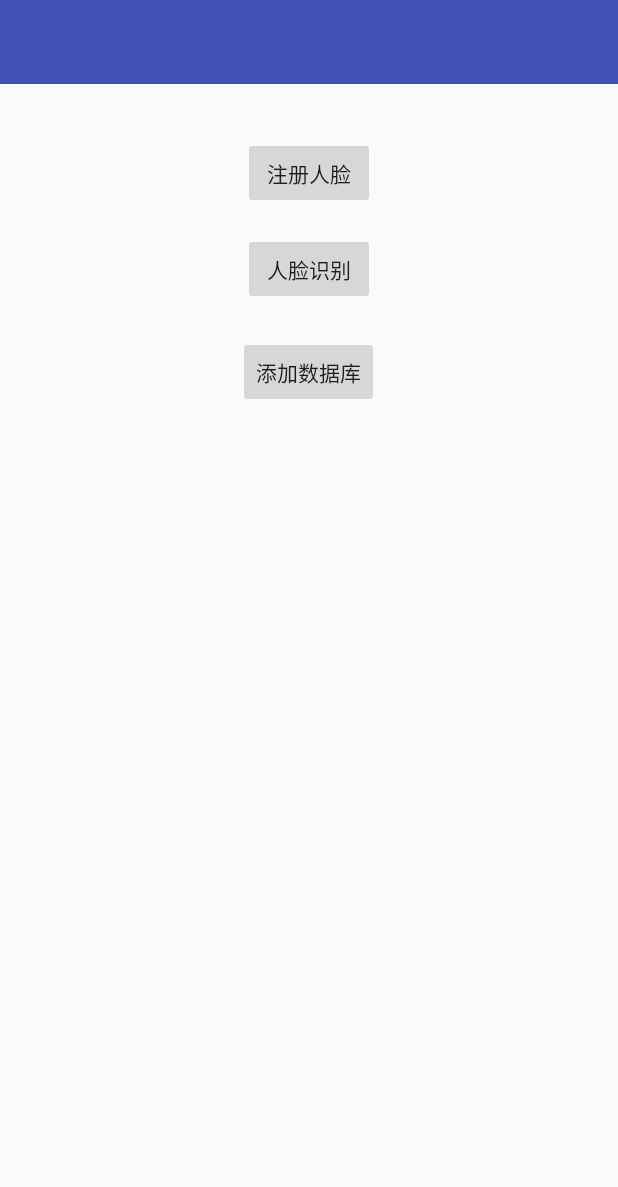
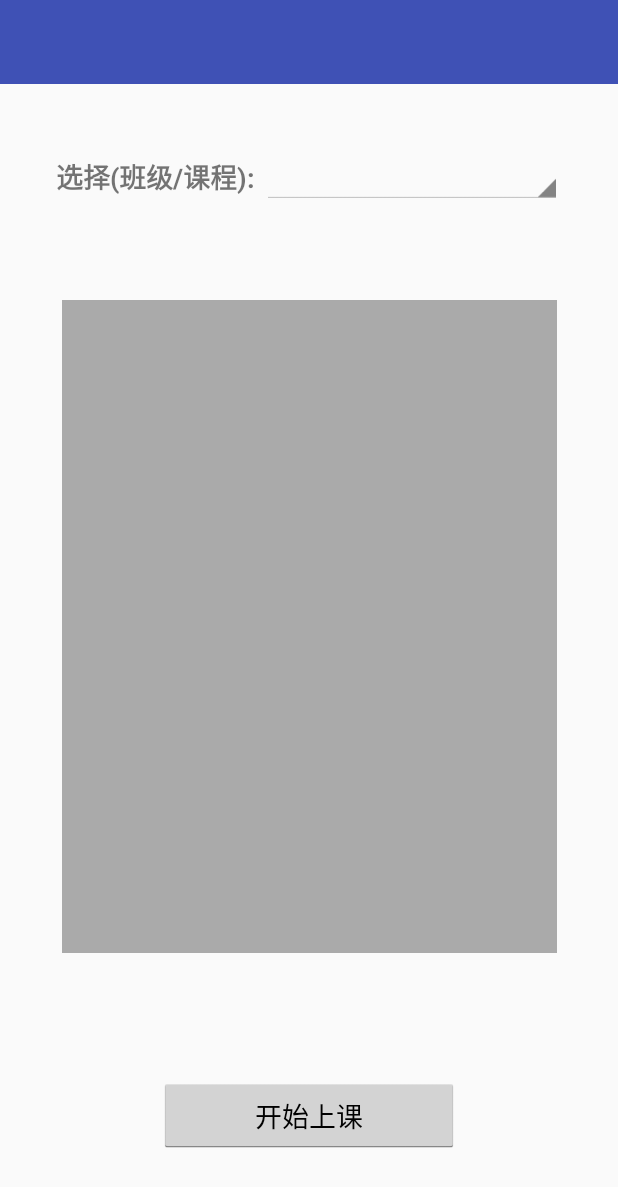
Before and after one commit to ShawnFeng0/CampusAttendance, an Android app: the layout activity_main.xml on its own in the app's theme, with its tools: preview values and no code run, on a phone screen of 412 x 824 dp. Shown: the top 1187 px of the screen. Run offline under Robolectric (Android 15) with nearby library versions, the phone set to English and light mode, and no system bars.

Commit message:
add main view

```diff
--- a/app/build.gradle
+++ b/app/build.gradle
@@ -4,7 +4,7 @@ android {
     compileSdkVersion 27
     defaultConfig {
         applicationId "com.example.fengs.campusattendance"
-        minSdkVersion 19
+        minSdkVersion 21
         targetSdkVersion 27
         versionCode 1
         versionName "1.0"
--- a/app/src/main/AndroidManifest.xml
+++ b/app/src/main/AndroidManifest.xml
@@ -15,7 +15,8 @@
         android:roundIcon="@mipmap/ic_launcher_round"
         android:supportsRtl="true"
         android:theme="@style/AppTheme">
-        <activity android:name=".MainActivity">
+        <activity
+            android:name=".MainActivity">
             <intent-filter>
                 <action android:name="android.intent.action.MAIN" />
 
@@ -23,7 +24,7 @@
             </intent-filter>
         </activity>
         <activity android:name=".DataView.FaceViewActivity" />
-        <activity android:name=".DataView.GroupViewActivity"></activity>
+        <activity android:name=".DataView.GroupViewActivity" />
     </application>
 
 </manifest>
--- a/app/src/main/java/com/example/fengs/campusattendance/DataView/GroupAdapter.java
+++ b/app/src/main/java/com/example/fengs/campusattendance/DataView/GroupAdapter.java
@@ -82,7 +82,7 @@ public class GroupAdapter extends RecyclerView.Adapter<GroupAdapter.ViewHolder>
     @Override
     public void onBindViewHolder(@NonNull ViewHolder holder, int position) {
         GroupDB groupDB = groupDBList.get(position);
-        holder.groupName.setText(groupDB.getGroupID() + ":" + groupDB.getGroupName());
+        holder.groupName.setText(groupDB.toString());
         holder.groupCount.setText("人数: " + groupDB.getFaces().size());
     }
 
--- a/app/src/main/java/com/example/fengs/campusattendance/database/GroupDB.java
+++ b/app/src/main/java/com/example/fengs/campusattendance/database/GroupDB.java
@@ -41,6 +41,10 @@ public class GroupDB extends DataSupport {
         }
     }
 
+    public String toString() {
+        return this.getGroupID() + ":" + this.getGroupName();
+    }
+
     public int getId() {
         return id;
     }
--- a/app/src/main/res/layout/activity_main.xml
+++ b/app/src/main/res/layout/activity_main.xml
@@ -1,59 +1,91 @@
 <?xml version="1.0" encoding="utf-8"?>
-<RelativeLayout xmlns:android="http://schemas.android.com/apk/res/android"
+<android.support.constraint.ConstraintLayout xmlns:android="http://schemas.android.com/apk/res/android"
+    xmlns:app="http://schemas.android.com/apk/res-auto"
+    xmlns:tools="http://schemas.android.com/tools"
     android:layout_width="match_parent"
-    android:layout_height="match_parent"
-    xmlns:app="http://schemas.android.com/apk/res-auto">
+    android:layout_height="match_parent">
 
     <android.support.v7.widget.Toolbar
         android:id="@+id/toolbar"
+        android:layout_width="match_parent"
         android:layout_height="?attr/actionBarSize"
-        android:layout_width="match_parent"
         android:background="?attr/colorPrimary"
         android:theme="@style/ThemeOverlay.AppCompat.Dark.ActionBar"
-        app:popupTheme="@style/ThemeOverlay.AppCompat.Light"
-        />
+        app:popupTheme="@style/ThemeOverlay.AppCompat.Light" />
 
     <LinearLayout
-        android:id="@+id/layout_register"
+        android:id="@+id/linearLayout2"
         android:layout_width="wrap_content"
         android:layout_height="wrap_content"
         android:layout_alignParentTop="true"
         android:layout_centerHorizontal="true"
-        android:layout_marginTop="91dp">
+        android:layout_marginBottom="8dp"
+        android:layout_marginEnd="8dp"
+        android:layout_marginStart="8dp"
+        android:layout_marginTop="8dp"
+        android:orientation="horizontal"
+        app:layout_constraintBottom_toTopOf="@+id/group_big_image_view"
+        app:layout_constraintEnd_toEndOf="parent"
+        app:layout_constraintStart_toStartOf="parent"
+        app:layout_constraintTop_toBottomOf="@+id/toolbar">
 
-        <Button
-            android:id="@+id/button_register"
+        <TextView
             android:layout_width="wrap_content"
             android:layout_height="wrap_content"
-            android:text="注册人脸" />
+            android:gravity="center"
+            android:text="选择(班级/课程): "
+            android:textAlignment="center"
+            android:textSize="18sp"
+            android:textStyle="bold" />
+
+        <Spinner
+            android:id="@+id/group_select_spinner"
+            style="@android:style/Widget.Holo.Light.Spinner"
+            android:layout_width="200dp"
+            android:layout_height="wrap_content"
+            android:dropDownHorizontalOffset="50dp"
+            android:dropDownVerticalOffset="25dp"
+            android:textAlignment="center" />
+
     </LinearLayout>
 
     <LinearLayout
+        android:id="@+id/linearLayout"
         android:layout_width="wrap_content"
-        android:layout_height="wrap_content"
-        android:layout_alignParentTop="true"
+        android:layout_height="49dp"
+        android:layout_alignParentBottom="true"
         android:layout_centerHorizontal="true"
-        android:layout_marginTop="155dp">
-
-        <Button
-            android:id="@+id/button_recognition"
-            android:layout_width="wrap_content"
-            android:layout_height="wrap_content"
-            android:text="人脸识别" />
-    </LinearLayout>
-
-    <LinearLayout
-        android:layout_width="wrap_content"
-        android:layout_height="wrap_content"
-        android:layout_alignParentTop="true"
-        android:layout_centerHorizontal="true"
-        android:layout_marginTop="224dp">
+        android:layout_marginBottom="16dp"
+        android:layout_marginEnd="8dp"
+        android:layout_marginStart="8dp"
+        android:layout_marginTop="24dp"
+        app:layout_constraintBottom_toBottomOf="parent"
+        app:layout_constraintEnd_toEndOf="parent"
+        app:layout_constraintStart_toStartOf="parent"
+        app:layout_constraintTop_toBottomOf="@+id/group_big_image_view">
 
         <Button
             android:id="@+id/button_addData"
-            android:layout_width="wrap_content"
-            android:layout_height="wrap_content"
-            android:text="添加数据库" />
+            style="@android:style/Widget.Holo.Light.Button"
+            android:layout_width="200dp"
+            android:layout_height="50dp"
+            android:text="开始上课" />
     </LinearLayout>
 
-</RelativeLayout>
+    <ImageView
+        android:id="@+id/group_big_image_view"
+        android:layout_width="330dp"
+        android:layout_height="435dp"
+        android:layout_alignParentBottom="true"
+        android:layout_centerHorizontal="true"
+        android:layout_marginBottom="20dp"
+        android:layout_marginEnd="27dp"
+        android:layout_marginStart="27dp"
+        android:layout_marginTop="16dp"
+        app:layout_constraintBottom_toTopOf="@+id/linearLayout"
+        app:layout_constraintEnd_toEndOf="parent"
+        app:layout_constraintStart_toStartOf="parent"
+        app:layout_constraintTop_toBottomOf="@+id/linearLayout2"
+        app:srcCompat="@android:color/darker_gray" />
+
+</android.support.constraint.ConstraintLayout>
--- a/app/src/main/res/layout/dialog_add_face.xml
+++ b/app/src/main/res/layout/dialog_add_face.xml
@@ -6,7 +6,7 @@
     android:orientation="vertical">
 
     <LinearLayout
-        android:layout_marginStart="40dp"
+        android:layout_marginStart="30dp"
         android:layout_marginEnd="25dp"
         android:orientation="horizontal"
         android:layout_width="match_parent"
@@ -28,7 +28,7 @@
     </LinearLayout>
 
     <LinearLayout
-        android:layout_marginStart="40dp"
+        android:layout_marginStart="30dp"
         android:layout_marginEnd="25dp"
         android:orientation="horizontal"
         android:layout_width="match_parent"
--- a/app/src/main/res/layout/group_item.xml
+++ b/app/src/main/res/layout/group_item.xml
@@ -9,7 +9,8 @@
         android:id="@+id/group_name"
         android:layout_width="wrap_content"
         android:layout_height="wrap_content"
-        android:layout_gravity="start"/>
+        android:layout_gravity="start"
+        android:textSize="18sp" />
 
     <TextView
         android:id="@+id/group_count"
```
Also changed, not shown: app/src/main/java/com/example/fengs/campusattendance/MainActivity.java (+28 -16 lines), app/src/main/res/layout/dialog_add_group.xml (+27 -2 lines), app/src/main/res/values/styles.xml (+9 -0 lines).
